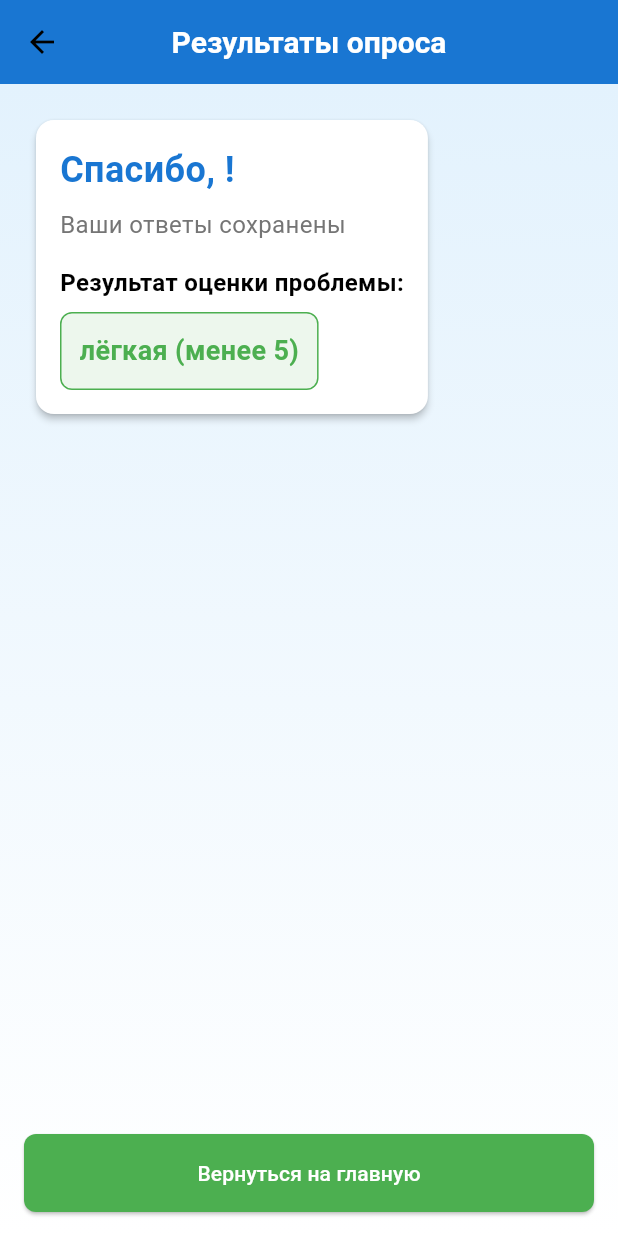
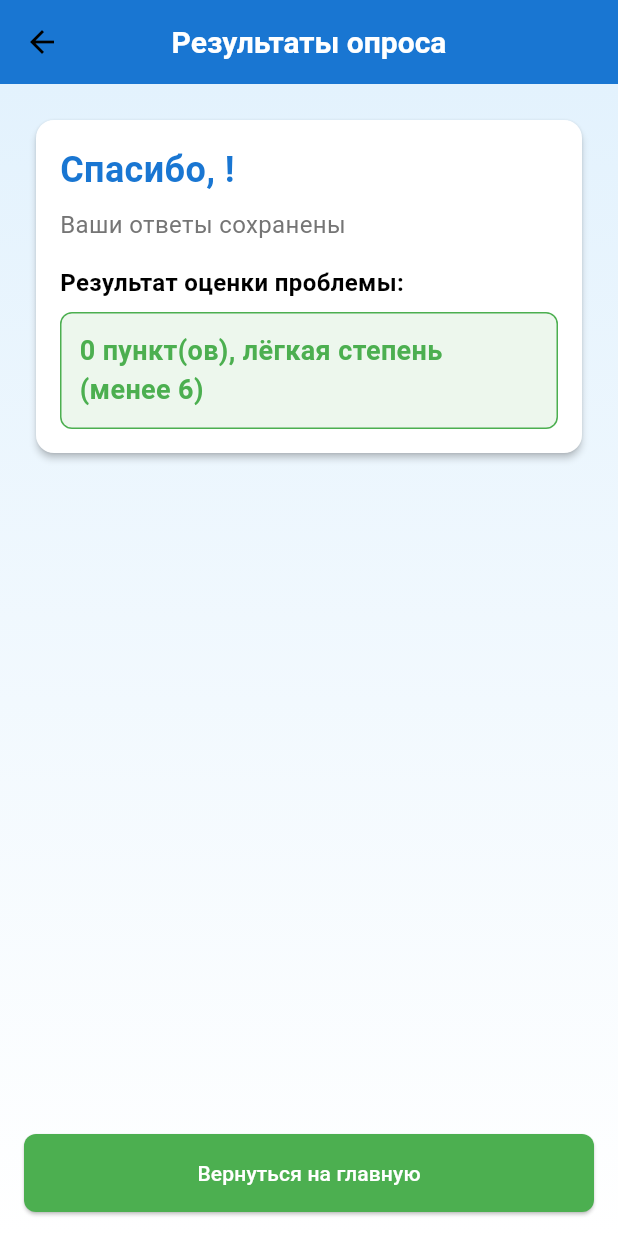
Before and after one commit to Apo1on/DocHelp, a Flutter app: the ResultsScreen screen opened directly with empty values, on a phone screen of 412 x 824 dp. Run offline on Flutter 3.47's test engine with Material 3 defaults, Android fonts, the phone set to English and light mode, and no system bars; our stand-ins replace shared_preferences; accounts and stored records are empty.

Commit message:
Обновленная система подсчета

```diff
--- a/lib/main.dart
+++ b/lib/main.dart
@@ -137,7 +137,7 @@ class _MyHomePageState extends State<MyHomePage> {
               },
               style: ElevatedButton.styleFrom(
                 padding: EdgeInsets.symmetric(
-                  horizontal: 24, // Стандартный padding + 10 пикселей
+                  horizontal: 24,
                   vertical: 16,
                 ),
               ),
--- a/lib/screens/results_screen.dart
+++ b/lib/screens/results_screen.dart
@@ -12,16 +12,21 @@ class ResultsScreen extends StatelessWidget {
     int sum = 0;
     for (int i = 0; i < 3 && i < answers.length; i++) {
       try {
+
         sum += int.tryParse(answers[i] ?? '0') ?? 0;
+        if( answers[i] == '6+')
+        {
+          sum += 6;
+        }
       } catch (e) {
         // В случае ошибки просто игнорируем этот ответ
       }
     }
 
     // Определяем уровень проблемы
-    if (sum < 5) return 'лёгкая (менее 5)';
-    if (sum <= 10) return 'средняя (от 5 до 10)';
-    return 'тяжёлая (10+)';
+    if (sum < 7) return '${sum} пункт(ов), лёгкая степень (менее 6)';
+    if (sum <= 13) return '${sum} пункт(ов), умеренная (от 7 до 13)';
+    return '${sum} пункт(ов), тяжёлая (14+)';
   }
 
   @override
--- a/lib/screens/test_history_screen.dart
+++ b/lib/screens/test_history_screen.dart
@@ -1,6 +1,6 @@
 import 'package:flutter/material.dart';
 import '../services/data_storage_service.dart';
-import 'package:intl/intl.dart';  // Add this line
+import 'package:intl/intl.dart';
 
 class TestHistoryScreen extends StatefulWidget {
   const TestHistoryScreen({Key? key}) : super(key: key);
--- a/lib/screens/userdata_screen.dart
+++ b/lib/screens/userdata_screen.dart
@@ -63,8 +63,8 @@ class _UserDataScreenState extends State<UserDataScreen> {
                 onSaved: (value) {
                   _userName = value!.trim();
                 },
-                autofocus: true, // Автофокус на поле
-                textInputAction: TextInputAction.done, // Кнопка "Готово" на клавиатуре
+                autofocus: true,
+                textInputAction: TextInputAction.done,
               ),
               const SizedBox(height: 20),
               ElevatedButton(
```
